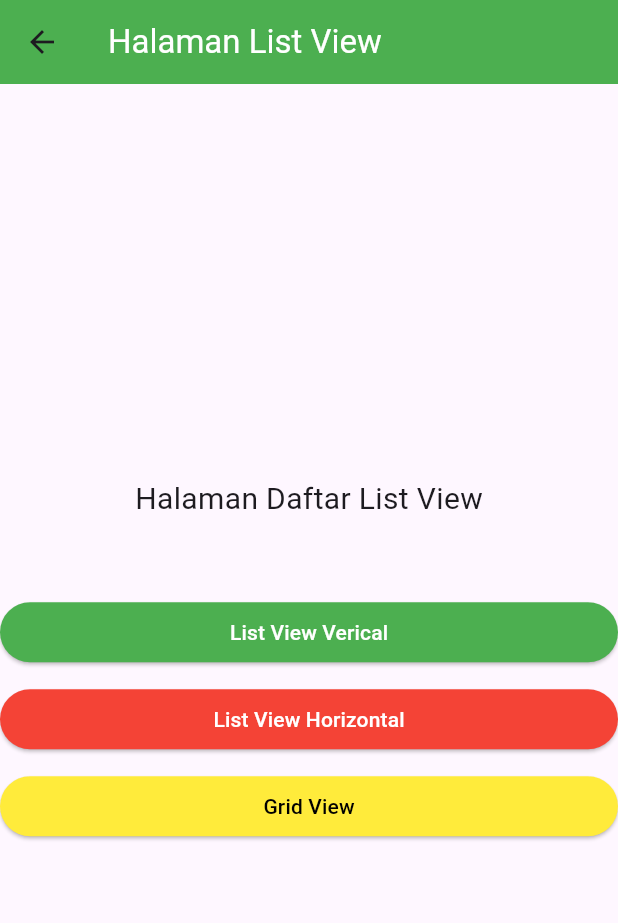
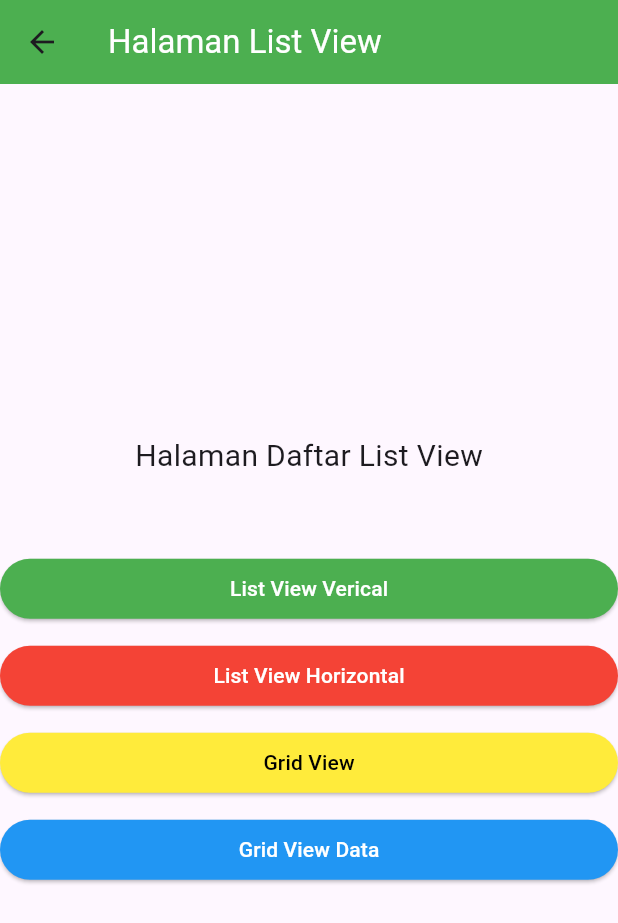
Before and after one commit to ahmadkhoirulanam/List_view-Grid_View, a Flutter app: the screen it shows after launch, after a tap on "Login", on a phone screen of 412 x 824 dp. Shown: the top 923 px of the screen. Run offline on Flutter 3.47's test engine with Material 3 defaults, Android fonts, the phone set to English and light mode, and no system bars; network calls fail.

Commit message:
update grid data

```diff
--- a/lib/kedua.dart
+++ b/lib/kedua.dart
@@ -1,4 +1,6 @@
 import 'package:flutter/material.dart';
+import 'package:navigator_5d/grid_data.dart';
+import 'package:navigator_5d/grid_view.dart';
 import 'package:navigator_5d/list_horizontal.dart';
 import 'package:navigator_5d/list_vertical.dart';
 
@@ -43,7 +45,7 @@ class Utama extends StatelessWidget {
             ),
             style: ElevatedButton.styleFrom(backgroundColor: Colors.green),
           ),
-          SizedBox(
+          const SizedBox(
             height: 10,
           ),
           ElevatedButton(
@@ -65,7 +67,7 @@ class Utama extends StatelessWidget {
           ElevatedButton(
             onPressed: () {
               Navigator.push(
-                  context, MaterialPageRoute(builder: (context) => Utama()));
+                  context, MaterialPageRoute(builder: (context) => Grid()));
             },
             child: Text(
               "Grid View",
@@ -73,6 +75,20 @@ class Utama extends StatelessWidget {
             ),
             style: ElevatedButton.styleFrom(backgroundColor: Colors.yellow),
           ),
+          SizedBox(
+            height: 10,
+          ),
+          ElevatedButton(
+            onPressed: () {
+              Navigator.push(
+                  context, MaterialPageRoute(builder: (context) => GridData()));
+            },
+            child: Text(
+              "Grid View Data",
+              style: TextStyle(color: Colors.white),
+            ),
+            style: ElevatedButton.styleFrom(backgroundColor: Colors.blue),
+          ),
         ],
       ),
     );
--- a/lib/main.dart
+++ b/lib/main.dart
@@ -31,9 +31,30 @@ class Pertama extends StatelessWidget {
         title: Text("Navigator"),
         backgroundColor: Colors.green,
       ),
-      body: Column(
+      body: Padding(
+        padding: const EdgeInsets.all(16.0),
+        child: Column(
+          mainAxisAlignment: MainAxisAlignment.center,
           children: [
-          const Text("Halaman 1"),
+            TextFormField(
+              decoration: const InputDecoration(
+                labelText: 'Masukan Username',
+                border: OutlineInputBorder(),
+              ),
+            ),
+            const SizedBox(
+              height: 10,
+            ),
+            TextFormField(
+              obscureText: true,
+              decoration: const InputDecoration(
+                labelText: 'Masukan Password',
+                border: OutlineInputBorder(),
+              ),
+            ),
+            const SizedBox(
+              height: 10,
+            ),
             ElevatedButton(
               onPressed: () {
                 Navigator.push(
@@ -47,6 +68,7 @@ class Pertama extends StatelessWidget {
             ),
           ],
         ),
+      ),
     );
   }
 }
```
Also changed, not shown: lib/grid_data.dart (added, +165 -0 lines), lib/grid_view.dart (+28 -0 lines), lib/list_horizontal.dart (+12 -15 lines), lib/list_vertical.dart (+14 -7 lines), lib/Home.dart (added). Lines whose indentation alone changed are shown as unchanged.
